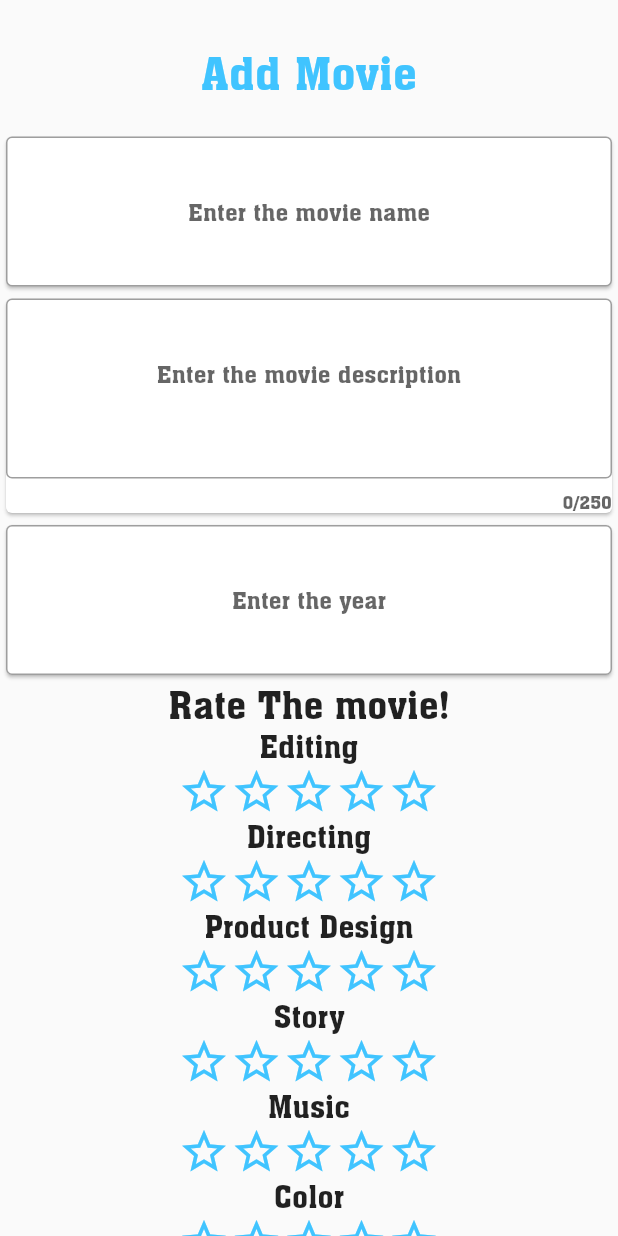
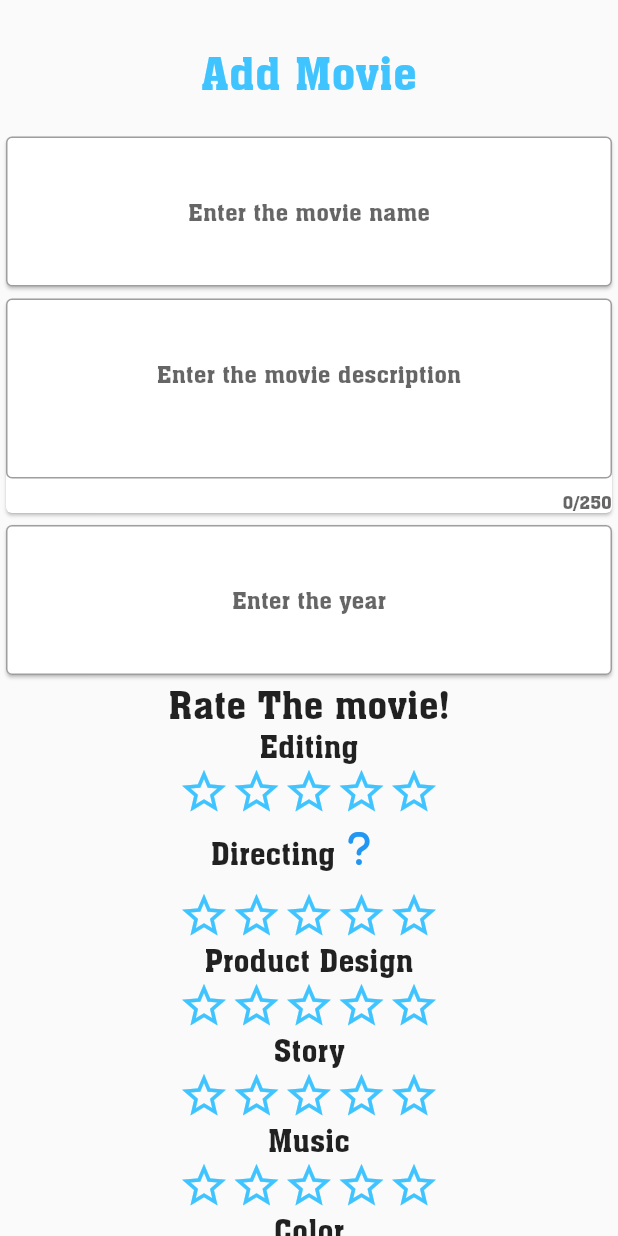
Before and after one commit to remre/movie_rater_app, a Flutter app: the AddMovie screen opened by its route, on a phone screen of 412 x 824 dp. Run offline on Flutter 3.47's test engine with Material 2 defaults, Android fonts, the phone set to English and light mode, and no system bars; drawn by our look-alikes of flutter_rating_bar; our stand-ins replace cloud_firestore, email_validator, firebase_auth, firebase_core, font_awesome_flutter, modal_progress_hud_nsn; accounts and stored records are empty.

Commit message:
some fine tuning

```diff
--- a/lib/add_movie.dart
+++ b/lib/add_movie.dart
@@ -1,6 +1,7 @@
 import 'package:firebase_auth/firebase_auth.dart';
 import 'package:flutter/material.dart';
 import 'package:flutter/services.dart';
+import 'package:font_awesome_flutter/font_awesome_flutter.dart';
 import 'package:provider/provider.dart';
 import 'models/startextwidget.dart';
 import 'movie.dart';
@@ -194,8 +195,20 @@ class _AddMovieState extends State<AddMovie> {
 
                   },
                 ),
-                StarTexts('Directing',
-                  ),
+                Row(
+                  mainAxisAlignment: MainAxisAlignment.center,
+                  children: [
+
+                    StarTexts('Directing',),
+                    IconButton(
+                      color: Colors.blue,
+                      alignment: Alignment.topLeft,
+                      onPressed: (){}, icon: FaIcon(
+
+
+                      FontAwesomeIcons.question,size: 25,), tooltip: 'Edinting adada',),
+                  ],
+                ),
                 RatingBar(
                   initialRating: 0,
                   minRating: 0,
```
Also changed, not shown: lib/models/deletemovie.dart (+7 -2 lines), lib/movie_list.dart (+3 -5 lines).
